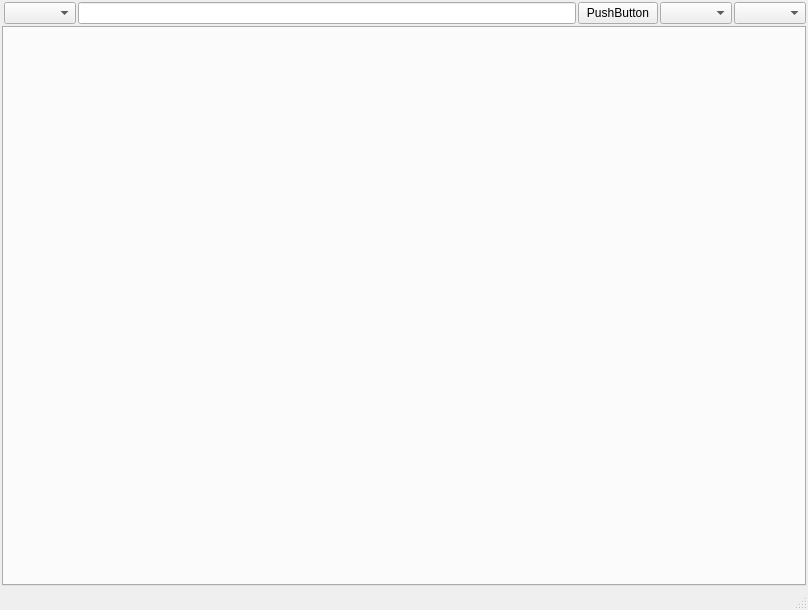
The window that ui/mainwindow.ui (faustgate/Concordia) describes before a commit, drawn with Qt 5.
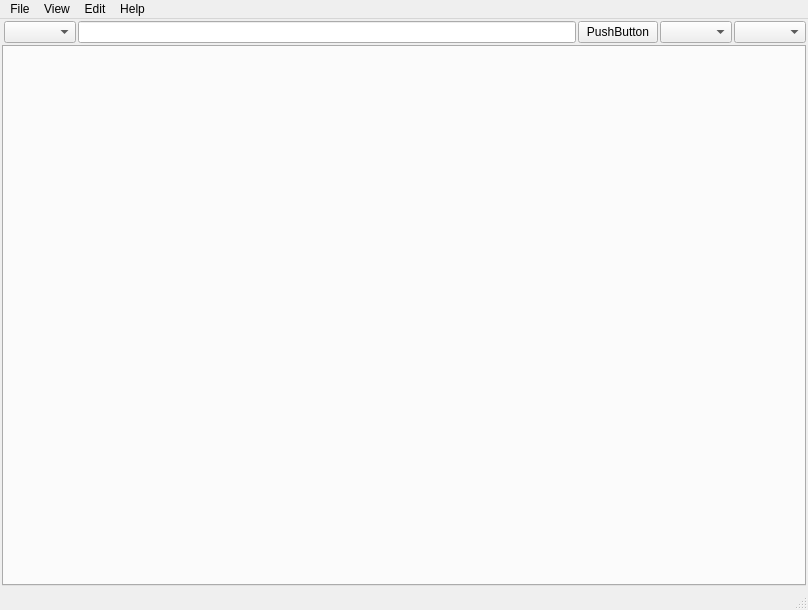
The same window after the commit.

```diff
--- a/ui/mainwindow.ui
+++ b/ui/mainwindow.ui
@@ -58,6 +58,36 @@
                     <height>22</height>
                 </rect>
             </property>
+   <widget class="QMenu" name="menuFile">
+    <property name="title">
+     <string>File</string>
+    </property>
+    <addaction name="actionSettings"/>
+    <addaction name="separator"/>
+    <addaction name="actionQuit"/>
+   </widget>
+   <widget class="QMenu" name="menuView">
+    <property name="title">
+     <string>View</string>
+    </property>
+    <addaction name="actionConfigureColumns"/>
+   </widget>
+   <widget class="QMenu" name="menuHelp">
+    <property name="title">
+     <string>Help</string>
+    </property>
+    <addaction name="actionManual"/>
+    <addaction name="actionAbout"/>
+   </widget>
+   <widget class="QMenu" name="menuEdit">
+    <property name="title">
+     <string>Edit</string>
+    </property>
+   </widget>
+   <addaction name="menuFile"/>
+   <addaction name="menuView"/>
+   <addaction name="menuEdit"/>
+   <addaction name="menuHelp"/>
         </widget>
         <widget class="QStatusBar" name="statusbar"/>
     </widget>
```
Left out of the diff: 28 changed lines with no effect on the pictures. Lines whose indentation alone changed are shown as unchanged.
